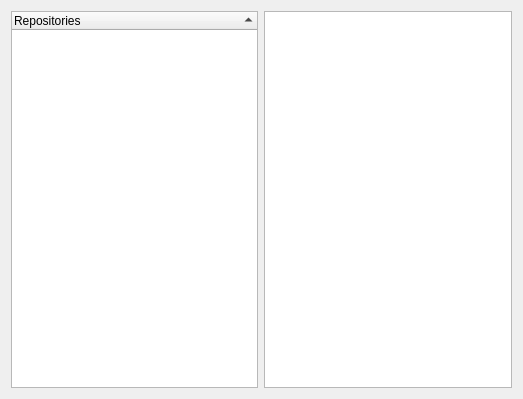
The window that MainWindow.ui (cjwijtmans/Qentoo) describes before a commit, drawn with Qt 5.
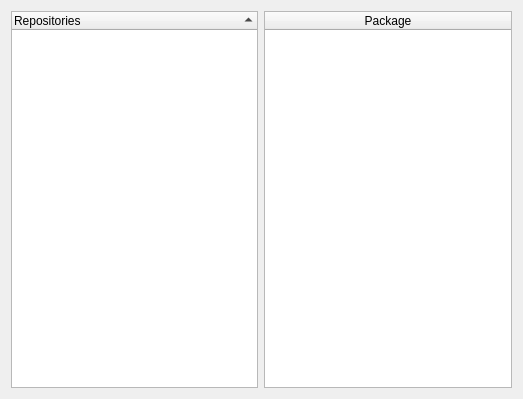
The same window after the commit.

Patch:
```diff
--- a/MainWindow.ui
+++ b/MainWindow.ui
@@ -37,7 +37,37 @@
     <item>
      <layout class="QVBoxLayout" name="verticalLayout_2">
       <item>
-       <widget class="QTableWidget" name="tableWidget"/>
+       <widget class="QTableWidget" name="tableWidget">
+        <property name="editTriggers">
+         <set>QAbstractItemView::NoEditTriggers</set>
+        </property>
+        <property name="alternatingRowColors">
+         <bool>true</bool>
+        </property>
+        <property name="selectionMode">
+         <enum>QAbstractItemView::MultiSelection</enum>
+        </property>
+        <property name="selectionBehavior">
+         <enum>QAbstractItemView::SelectRows</enum>
+        </property>
+        <property name="sortingEnabled">
+         <bool>true</bool>
+        </property>
+        <attribute name="horizontalHeaderMinimumSectionSize">
+         <number>50</number>
+        </attribute>
+        <attribute name="horizontalHeaderStretchLastSection">
+         <bool>true</bool>
+        </attribute>
+        <attribute name="verticalHeaderVisible">
+         <bool>false</bool>
+        </attribute>
+        <column>
+         <property name="text">
+          <string>Package</string>
+         </property>
+        </column>
+       </widget>
       </item>
      </layout>
     </item>
```
